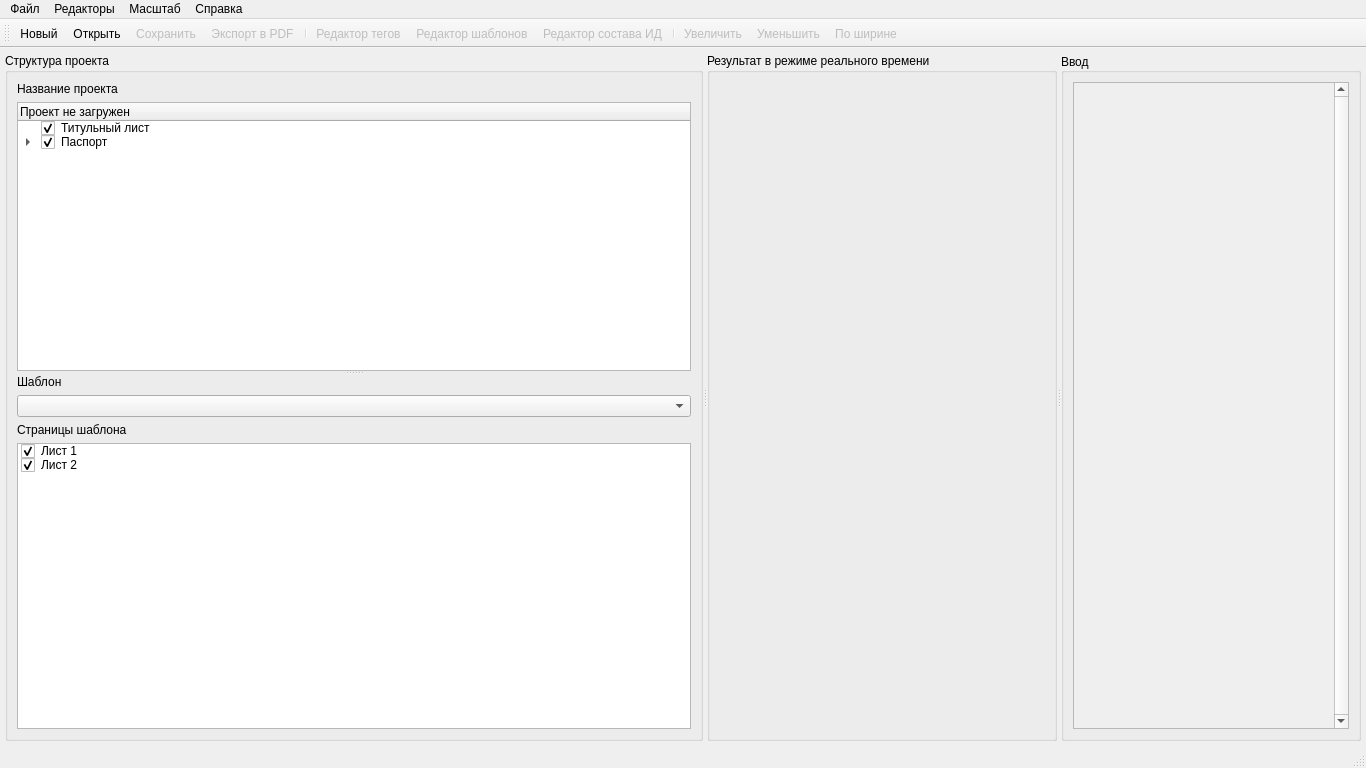
Old version of the form designer/mainwindow.ui in the repository Artemako/auto-exec-doc.
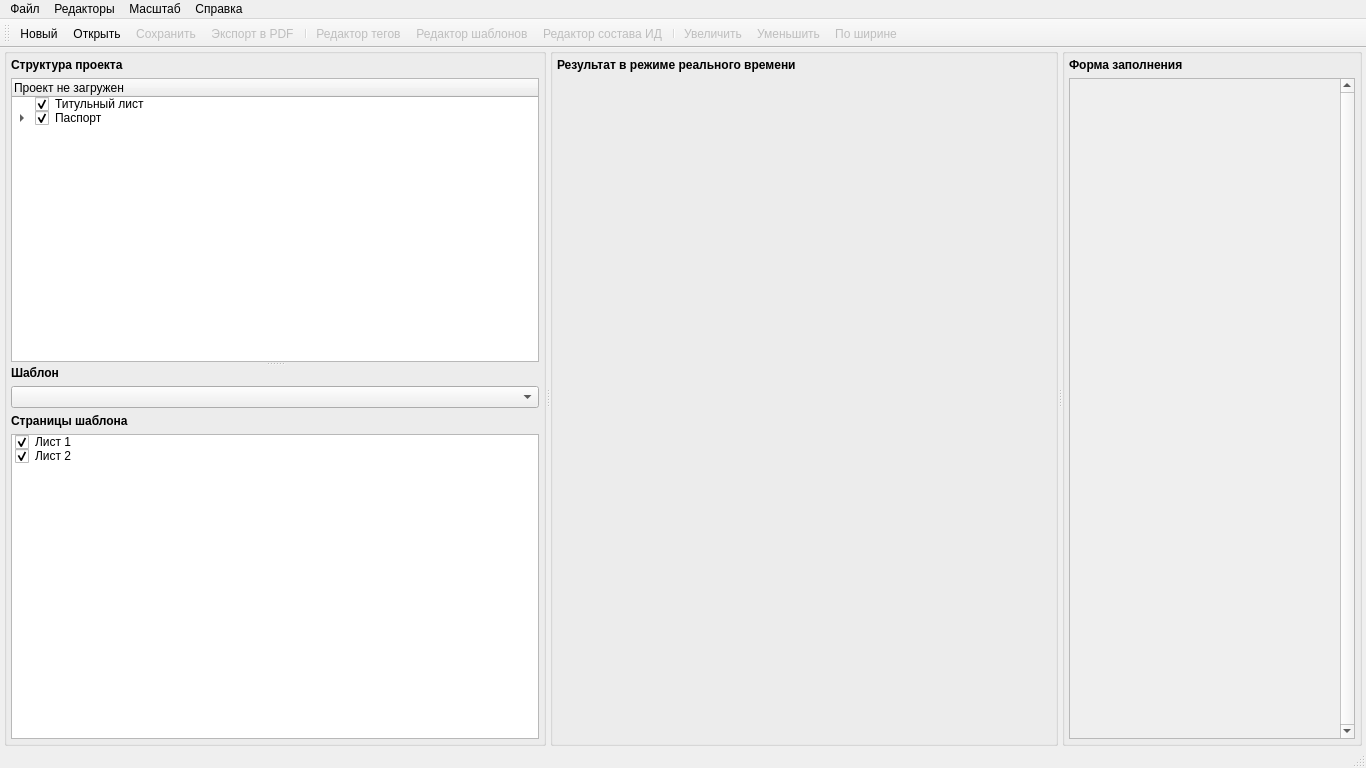
New version of the form. Icons and pictures are not drawn. Custom widgets are drawn as their Qt base class.

What changed in the file:
```diff
--- a/designer/mainwindow.ui
+++ b/designer/mainwindow.ui
@@ -37,16 +37,16 @@
   <widget class="QWidget" name="centralwidget">
    <layout class="QVBoxLayout" name="verticalLayout_6">
     <property name="leftMargin">
-     <number>5</number>
+     <number>4</number>
     </property>
     <property name="topMargin">
-     <number>5</number>
+     <number>0</number>
     </property>
     <property name="rightMargin">
-     <number>5</number>
+     <number>4</number>
     </property>
     <property name="bottomMargin">
-     <number>5</number>
+     <number>0</number>
     </property>
     <item>
      <widget class="QSplitter" name="centralwidget_splitter">
@@ -54,10 +54,19 @@
        <enum>Qt::Horizontal</enum>
       </property>
       <widget class="QGroupBox" name="gb_left">
-       <property name="title">
-        <string>Структура проекта</string>
-       </property>
        <layout class="QVBoxLayout" name="verticalLayout_8" stretch="0">
+        <property name="leftMargin">
+         <number>4</number>
+        </property>
+        <property name="topMargin">
+         <number>4</number>
+        </property>
+        <property name="rightMargin">
+         <number>4</number>
+        </property>
+        <property name="bottomMargin">
+         <number>4</number>
+        </property>
         <item>
          <widget class="QSplitter" name="gb_left_splitter">
           <property name="orientation">
@@ -66,12 +75,12 @@
           <widget class="QWidget" name="verticalLayoutWidget">
            <layout class="QVBoxLayout" name="vbl_templates">
             <item>
-             <widget class="QLabel" name="title_structure_execdoc">
+             <widget class="QLabel" name="label_structure_execdoc">
               <property name="enabled">
                <bool>true</bool>
               </property>
               <property name="text">
-               <string>Название проекта</string>
+               <string>&lt;html&gt;&lt;head/&gt;&lt;body&gt;&lt;p&gt;&lt;span style=&quot; font-weight:700;&quot;&gt;Структура проекта&lt;/span&gt;&lt;/p&gt;&lt;/body&gt;&lt;/html&gt;</string>
               </property>
              </widget>
             </item>
@@ -128,7 +137,7 @@
             <item>
              <widget class="QLabel" name="label_current_template">
               <property name="text">
-               <string>Шаблон</string>
+               <string>&lt;html&gt;&lt;head/&gt;&lt;body&gt;&lt;p&gt;&lt;span style=&quot; font-weight:700;&quot;&gt;Шаблон&lt;/span&gt;&lt;/p&gt;&lt;/body&gt;&lt;/html&gt;</string>
               </property>
              </widget>
             </item>
@@ -138,7 +147,7 @@
             <item>
              <widget class="QLabel" name="label_pages_template">
               <property name="text">
-               <string>Страницы шаблона</string>
+               <string>&lt;html&gt;&lt;head/&gt;&lt;body&gt;&lt;p&gt;&lt;span style=&quot; font-weight:700;&quot;&gt;Страницы шаблона&lt;/span&gt;&lt;/p&gt;&lt;/body&gt;&lt;/html&gt;</string>
               </property>
              </widget>
             </item>
@@ -181,12 +190,40 @@
          <height>0</height>
         </size>
        </property>
-       <property name="title">
-        <string>Результат в режиме реального времени</string>
+       <property name="flat">
+        <bool>false</bool>
        </property>
-       <layout class="QHBoxLayout" name="horizontalLayout" stretch="0">
+       <property name="checkable">
+        <bool>false</bool>
+       </property>
+       <layout class="QVBoxLayout" name="verticalLayout" stretch="0,1">
+        <property name="leftMargin">
+         <number>4</number>
+        </property>
+        <property name="topMargin">
+         <number>4</number>
+        </property>
+        <property name="rightMargin">
+         <number>4</number>
+        </property>
+        <property name="bottomMargin">
+         <number>4</number>
+        </property>
+        <item>
+         <widget class="QLabel" name="label_realview">
+          <property name="text">
+           <string>&lt;html&gt;&lt;head/&gt;&lt;body&gt;&lt;p&gt;&lt;span style=&quot; font-weight:700;&quot;&gt;Результат в режиме реального времени&lt;/span&gt;&lt;/p&gt;&lt;/body&gt;&lt;/html&gt;</string>
+          </property>
+         </widget>
+        </item>
         <item>
          <widget class="QPdfView" name="widget_pdf_view" native="true">
+          <property name="maximumSize">
+           <size>
+            <width>16777215</width>
+            <height>16777215</height>
+           </size>
+          </property>
           <property name="styleSheet">
            <string notr="true"/>
           </property>
@@ -207,16 +244,26 @@
          <height>0</height>
         </size>
        </property>
-       <property name="title">
-        <string>Ввод </string>
-       </property>
-       <property name="alignment">
-        <set>Qt::AlignLeading|Qt::AlignLeft|Qt::AlignVCenter</set>
-       </property>
-       <property name="flat">
-        <bool>false</bool>
-       </property>
-       <layout class="QVBoxLayout" name="verticalLayout_4" stretch="0">
+       <layout class="QVBoxLayout" name="verticalLayout_4" stretch="0,1">
+        <property name="leftMargin">
+         <number>4</number>
+        </property>
+        <property name="topMargin">
+         <number>4</number>
+        </property>
+        <property name="rightMargin">
+         <number>4</number>
+        </property>
+        <property name="bottomMargin">
+         <number>4</number>
+        </property>
+        <item>
+         <widget class="QLabel" name="label_tags">
+          <property name="text">
+           <string>&lt;html&gt;&lt;head/&gt;&lt;body&gt;&lt;p&gt;&lt;span style=&quot; font-weight:700;&quot;&gt;Форма заполнения&lt;/span&gt;&lt;/p&gt;&lt;/body&gt;&lt;/html&gt;</string>
+          </property>
+         </widget>
+        </item>
         <item>
          <widget class="QScrollArea" name="scrollarea_inputforms">
           <property name="sizePolicy">
@@ -225,6 +272,9 @@
             <verstretch>0</verstretch>
            </sizepolicy>
           </property>
+          <property name="frameShape">
+           <enum>QFrame::StyledPanel</enum>
+          </property>
           <property name="verticalScrollBarPolicy">
            <enum>Qt::ScrollBarAlwaysOn</enum>
           </property>
@@ -245,8 +295,8 @@
             <rect>
              <x>0</x>
              <y>0</y>
-             <width>261</width>
-             <height>643</height>
+             <width>562</width>
+             <height>657</height>
             </rect>
            </property>
            <property name="mouseTracking">
@@ -254,7 +304,19 @@
            </property>
            <layout class="QVBoxLayout" name="verticalLayout_5">
             <property name="spacing">
-             <number>6</number>
+             <number>4</number>
+            </property>
+            <property name="leftMargin">
+             <number>4</number>
+            </property>
+            <property name="topMargin">
+             <number>4</number>
+            </property>
+            <property name="rightMargin">
+             <number>4</number>
+            </property>
+            <property name="bottomMargin">
+             <number>4</number>
             </property>
            </layout>
           </widget>
@@ -324,14 +386,23 @@
     <bool>true</bool>
    </property>
    <property name="windowTitle">
-    <string>toolBar</string>
+    <string>Панель инструментов</string>
+   </property>
+   <property name="movable">
+    <bool>true</bool>
    </property>
    <property name="allowedAreas">
-    <set>Qt::TopToolBarArea</set>
+    <set>Qt::AllToolBarAreas</set>
    </property>
    <property name="orientation">
     <enum>Qt::Horizontal</enum>
    </property>
+   <property name="toolButtonStyle">
+    <enum>Qt::ToolButtonIconOnly</enum>
+   </property>
+   <property name="floatable">
+    <bool>false</bool>
+   </property>
    <attribute name="toolBarArea">
     <enum>TopToolBarArea</enum>
    </attribute>
```
